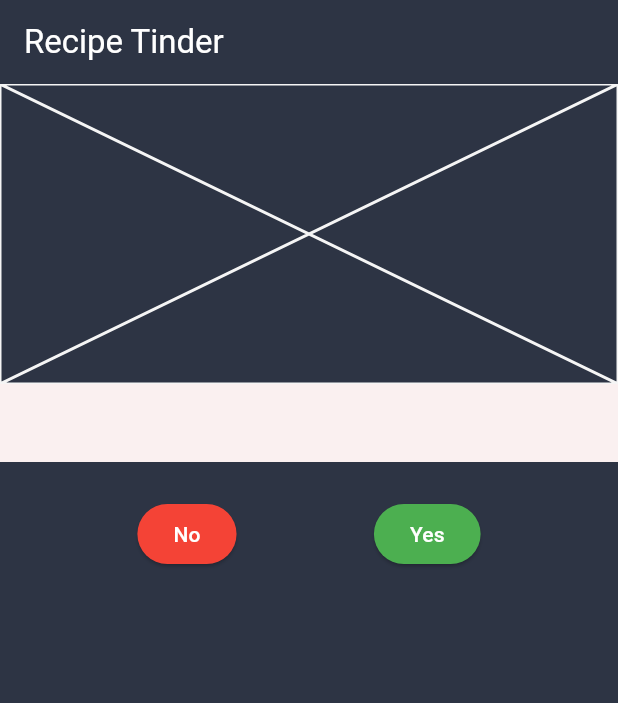
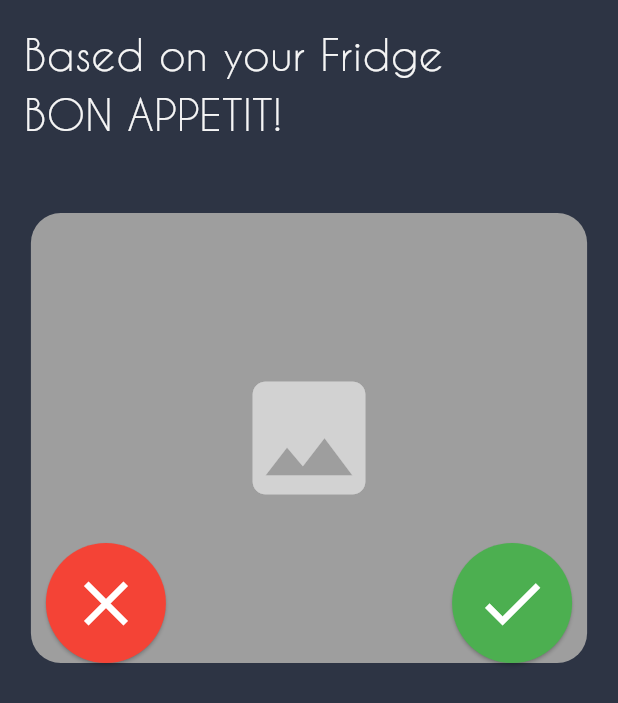
Before and after one commit to boykin345/food-ai-app, a Flutter app: the screen it shows after launch, on a phone screen of 412 x 824 dp. Shown: the top 703 px of the screen. Run offline on Flutter 3.47's test engine with Material 3 defaults, Android fonts, the phone set to English and light mode, and no system bars; missing offline and left inert: mockito; project files that could hold a hidden picture were left out.

Commit message:
Add new CaviarDreams_Bold font Implemented swiping motion mechanism in tinder_view Implemented the UI design for the tinder mechanism

```diff
--- a/lib/tinder_view.dart
+++ b/lib/tinder_view.dart
@@ -1,13 +1,29 @@
 import 'package:flutter/material.dart';
 import 'dart:convert';
-import 'package:food_ai_app/tinder_model.dart';
+import 'package:food_ai_app/tinder_model.dart'; // Ensure this import matches your project structure
 
-class TinderView extends StatelessWidget {
+class TinderView extends StatefulWidget {
   final TinderModel model;
   final VoidCallback onChangeRecipe;
 
-  TinderView({Key? key, required this.model, required this.onChangeRecipe})
-      : super(key: key);
+  TinderView({super.key, required this.model, required this.onChangeRecipe});
+
+  @override
+  _TinderViewState createState() => _TinderViewState();
+}
+
+class _TinderViewState extends State<TinderView> {
+  void _onSwipe(DismissDirection direction) {
+    if (direction == DismissDirection.endToStart) {
+      // Swiped Left - No
+      widget.onChangeRecipe();
+    } else if (direction == DismissDirection.startToEnd) {
+      // Swiped Right - Yes
+      // Need to implement what happens when swiped right
+    }
+    // Refresh view
+    setState(() {});
+  }
 
   @override
   Widget build(BuildContext context) {
@@ -17,59 +33,111 @@ class TinderView extends StatelessWidget {
           ),
     );
 
+    final double buttonHeight = 60;
+    final double imageHeight = 300;
+    final double imageWidth = MediaQuery.of(context).size.width * 0.9;
+
     return Scaffold(
       backgroundColor: Color(0xFF2D3444),
-      appBar: AppBar(
-        title: Text('Recipe Tinder', style: TextStyle(color: Colors.white)),
-        backgroundColor: Color(0xFF2D3444),
-      ),
       body: SingleChildScrollView(
         child: Column(
           children: <Widget>[
-            if (model.getRecipeImage().isNotEmpty)
-              Image.memory(
-                base64Decode(model.getRecipeImage()),
-                fit: BoxFit.cover,
-              )
-            else
-              Placeholder(fallbackHeight: 200, color: Color(0xFFF5F5F5)),
             Container(
               width: double.infinity,
-              color: Color(0xFFFAF0F0),
+              color: Color(0xFF2D3444),
               padding: EdgeInsets.all(16.0),
               child: Text(
-                model.getRecipeDescription(),
-                style: theme.textTheme.bodyText2
-                    ?.copyWith(color: Color(0xFF2D3444)),
+                "Based on your Fridge\nBON APPETIT!",
+                style: theme.textTheme.bodyMedium?.copyWith(
+                  color: Color(0xFFF5F5F5),
+                  fontSize: 28,
                 ),
               ),
-            // Buttons
-            Padding(
-              padding: const EdgeInsets.symmetric(vertical: 24.0),
+            ),
+            SizedBox(height: buttonHeight / 2),
+            GestureDetector(
+              onHorizontalDragEnd: (dragEndDetails) {
+                if (dragEndDetails.primaryVelocity! < 0) {
+                  _onSwipe(DismissDirection.endToStart);
+                } else if (dragEndDetails.primaryVelocity! > 0) {
+                  _onSwipe(DismissDirection.startToEnd);
+                }
+              },
+              child: Stack(
+                clipBehavior: Clip.none,
+                alignment: Alignment.bottomCenter,
+                children: [
+                  Container(
+                    height: imageHeight,
+                    width: imageWidth,
+                    decoration: BoxDecoration(
+                      borderRadius: BorderRadius.circular(20),
+                      color: Colors.grey,
+                    ),
+                    child: widget.model.getRecipeImage().isNotEmpty
+                        ? ClipRRect(
+                            borderRadius: BorderRadius.circular(20),
+                            child: Image.memory(
+                              base64Decode(widget.model.getRecipeImage()),
+                              fit: BoxFit.cover,
+                            ),
+                          )
+                        : Icon(Icons.image, size: 100, color: Colors.white54),
+                  ),
+
+                  // Buttons Overlay
+                  Positioned(
+                    bottom: 0,
+                    left: 0,
+                    right: 0,
+                    child: Padding(
+                      padding: const EdgeInsets.symmetric(horizontal: 10.0),
                       child: Row(
-                mainAxisAlignment: MainAxisAlignment.spaceEvenly,
+                        mainAxisAlignment: MainAxisAlignment.spaceBetween,
                         children: [
                           // No Button
                           ElevatedButton(
-                    onPressed: onChangeRecipe,
+                            onPressed: widget.onChangeRecipe,
                             style: ElevatedButton.styleFrom(
-                      foregroundColor: Colors.white,
-                      backgroundColor: Colors.red, // Text color
+                              backgroundColor: Colors.red,
+                              shape: CircleBorder(),
+                              padding: EdgeInsets.all(15),
                             ),
-                    child: Text('No'),
+                            child: Icon(Icons.close,
+                                size: 50, color: Colors.white),
                           ),
                           // Yes Button
                           ElevatedButton(
                             onPressed: () {
-                      // Handle "Yes" action
+                              // Handle Yes action
                             },
                             style: ElevatedButton.styleFrom(
-                      foregroundColor: Colors.white,
-                      backgroundColor: Colors.green, // Text color
+                              backgroundColor: Colors.green,
+                              shape: CircleBorder(),
+                              padding: EdgeInsets.all(15),
                             ),
-                    child: Text('Yes'),
+                            child: Icon(Icons.check,
+                                size: 50, color: Colors.white),
                           ),
                         ],
+                      ),
+                    ),
+                  ),
+                ],
+              ),
+            ),
+            SizedBox(height: buttonHeight / 2),
+            // Recipe Description Container
+            Container(
+              width: double.infinity,
+              color: Color(0xFF2D3444),
+              padding: EdgeInsets.all(16.0),
+              child: Text(
+                widget.model.getRecipeDescription(),
+                style: theme.textTheme.bodyMedium?.copyWith(
+                  color: Color(0xFFF5F5F5),
+                  fontSize: 28,
+                ),
               ),
             ),
           ],
--- a/pubspec.yaml
+++ b/pubspec.yaml
@@ -75,6 +75,7 @@ flutter:
     - family: Caviar Dreams
       fonts:
         - asset: fonts/CaviarDreams.ttf
+        - asset: fonts/CaviarDreams_Bold.ttf
 
   # To add assets to your application, add an assets section, like this:
   # assets:
```
Also changed, not shown: fonts/CaviarDreams_Bold.ttf (added), lib/api_mock.dart (indentation only). Lines whose indentation alone changed are shown as unchanged.
